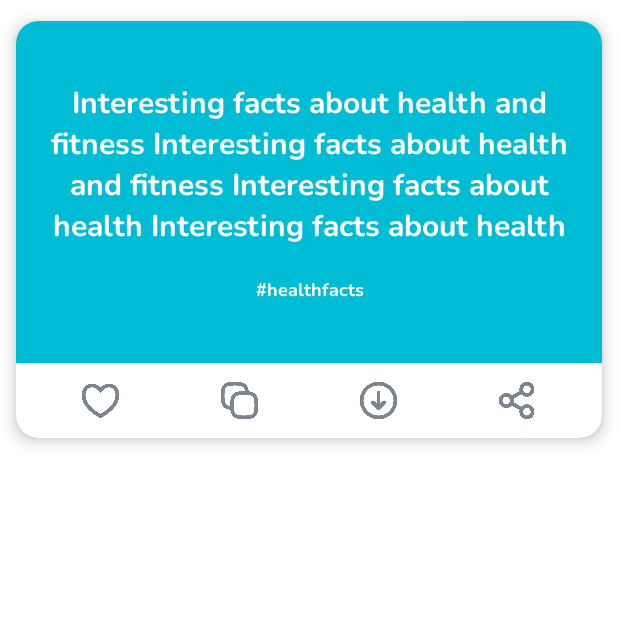
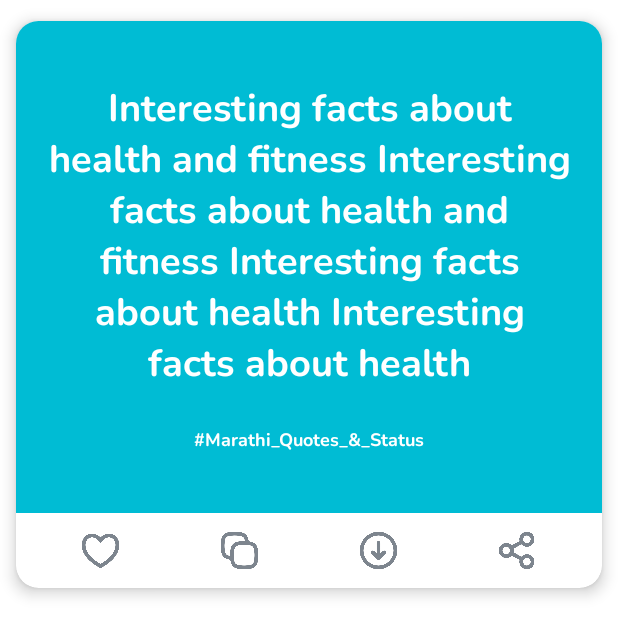
Before and after one commit to Nilsn1/ECommerce, an Android app: the layout item.xml on its own in the app's theme, with its tools: preview values and no code run, on a phone screen of 412 x 824 dp. Shown: the top 636 px of the screen. Run offline under Robolectric (Android 15) with nearby library versions, the phone set to English and light mode, and no system bars; network calls fail.

Commit message:
font change

```diff
--- a/app/src/main/java/com/nilscreation/marathiquotes/FactsAdapter.java
+++ b/app/src/main/java/com/nilscreation/marathiquotes/FactsAdapter.java
@@ -82,7 +82,7 @@ public class FactsAdapter extends RecyclerView.Adapter<FactsAdapter.MovieHolder>
 
         //set title
         holder.title.setText(title);
-        Typeface typeface = ResourcesCompat.getFont(holder.title.getContext(), R.font.marathi500);
+        Typeface typeface = ResourcesCompat.getFont(holder.title.getContext(), R.font.marathi240);
         holder.title.setTypeface(typeface);
         holder.relativeLayout.setBackgroundColor(Color.argb(255, r.nextInt(256), r.nextInt(256), r.nextInt(256)));
 
--- a/app/src/main/java/com/nilscreation/marathiquotes/MainFragment.java
+++ b/app/src/main/java/com/nilscreation/marathiquotes/MainFragment.java
@@ -133,7 +133,7 @@ public class MainFragment extends Fragment {
                 "medium").adItemInterval(10).build();
         recyclerView.setAdapter(admobNativeAdAdapter);
 
-        DatabaseReference databaseReference = FirebaseDatabase.getInstance().getReference("HealthFacts");
+        DatabaseReference databaseReference = FirebaseDatabase.getInstance().getReference("MarathiQuotes");
         databaseReference.addValueEventListener(new ValueEventListener() {
             @Override
             public void onDataChange(@NonNull DataSnapshot snapshot) {
--- a/app/src/main/res/layout/item.xml
+++ b/app/src/main/res/layout/item.xml
@@ -26,7 +26,7 @@
                 android:layout_width="match_parent"
                 android:layout_height="wrap_content"
                 android:background="#00BCD4"
-                android:paddingHorizontal="14dp"
+                android:paddingHorizontal="20dp"
                 android:paddingVertical="40dp">
 
                 <TextView
@@ -37,17 +37,17 @@
                     android:gravity="center"
                     android:text="Interesting facts about health and fitness Interesting facts about health and fitness Interesting facts about health Interesting facts about health"
                     android:textColor="@color/white"
-                    android:textSize="20sp"
+                    android:textSize="25sp"
                     android:textStyle="bold" />
 
                 <TextView
                     android:layout_width="match_parent"
                     android:layout_height="wrap_content"
                     android:layout_below="@+id/main_title"
-                    android:layout_marginTop="20dp"
+                    android:layout_marginTop="25dp"
                     android:fontFamily="@font/nunito_bold"
                     android:gravity="center"
-                    android:text="#healthfacts"
+                    android:text="@string/marathi_quotes_status"
                     android:textColor="@color/white"
                     android:textSize="12sp"
                     android:textStyle="bold" />
--- a/app/src/main/res/values/strings.xml
+++ b/app/src/main/res/values/strings.xml
@@ -4,4 +4,5 @@
     <string name="navigation_close">Close navigation</string>
     <string name="hello_blank_fragment">Hello blank fragment</string>
     <string name="sample_text">Sugar is as bad for your health as cigarettes Smoking is notoriously bad for your health, but SUGAR has a similar effect. In addition to cancer, heart disease, and stroke, added sugar consumption has also been linked to these deadly conditions. A study published in the journal Nutrients , excessive sugar consumption leads to obesity, cardiovascular disease, diabetes, non-alcoholic fatty liver disease, cognitive decline, and some forms of cancer.</string>
+    <string name="marathi_quotes_status"><![CDATA[#Marathi_Quotes_&_Status]]></string>
 </resources>
```
Also changed, not shown: app/src/main/res/font/marathi240.TTF (added), 264 other files.
